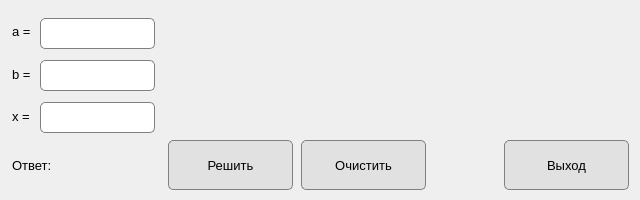
Qt form main.ui (tsnsoft/Python_3_PyQt5_DEMO) before a commit.
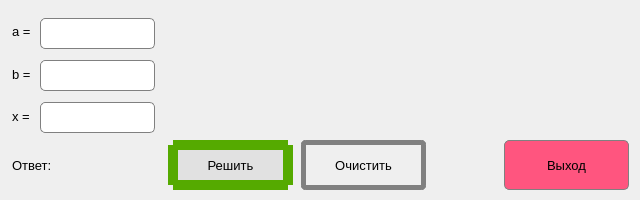
The same form after that commit.

What changed in the file:
```diff
--- a/main.ui
+++ b/main.ui
@@ -121,7 +121,7 @@
                 </font>
             </property>
             <property name="styleSheet">
-                <string notr="true">border: 1px solid gray;
+    <string notr="true">border: 10px solid rgb(85, 170, 0);
                     border-radius: 5px;
                     background: #e1e1e1;
                 </string>
@@ -146,9 +146,9 @@
                 </font>
             </property>
             <property name="styleSheet">
-                <string notr="true">border: 1px solid gray;
+    <string notr="true">border: 	5px solid gray;
                     border-radius: 5px;
-                    background: #e1e1e1;
+                    background: qconicalgradient(cx:0.5, cy:0.5, angle:0, stop:0 rgba(35, 40, 3, 255), stop:0.16 rgba(136, 106, 22, 255), stop:0.225 rgba(166, 140, 41, 255), stop:0.285 rgba(204, 181, 74, 255), stop:0.345 rgba(235, 219, 102, 255), stop:0.415 rgba(245, 236, 112, 255), stop:0.52 rgba(209, 190, 76, 255), stop:0.57 rgba(187, 156, 51, 255), stop:0.635 rgba(168, 142, 42, 255), stop:0.695 rgba(202, 174, 68, 255), stop:0.75 rgba(218, 202, 86, 255), stop:0.815 rgba(208, 187, 73, 255), stop:0.88 rgba(187, 156, 51, 255), stop:0.935 rgba(137, 108, 26, 255), stop:1 rgba(35, 40, 3, 255));
                 </string>
             </property>
             <property name="text">
@@ -245,7 +245,7 @@
             <property name="styleSheet">
                 <string notr="true">border: 1px solid gray;
                     border-radius: 5px;
-                    background: #e1e1e1;
+                    background: rgb(255, 85, 127);
                 </string>
             </property>
             <property name="text">
```
Lines whose indentation alone changed are shown as unchanged.
